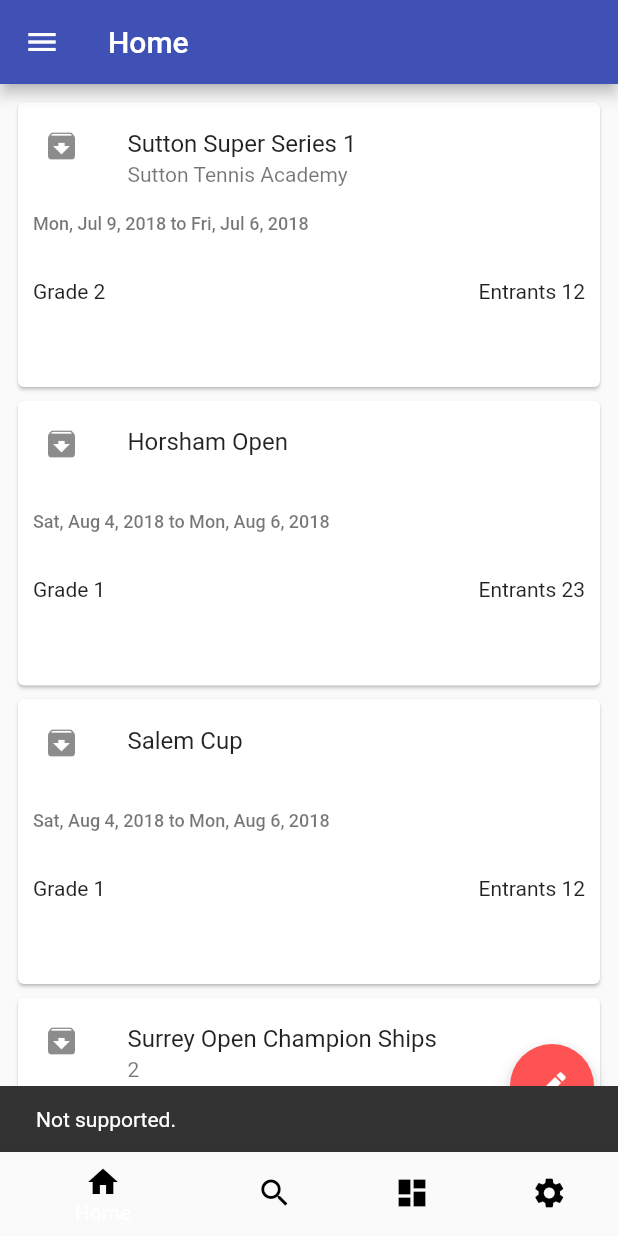
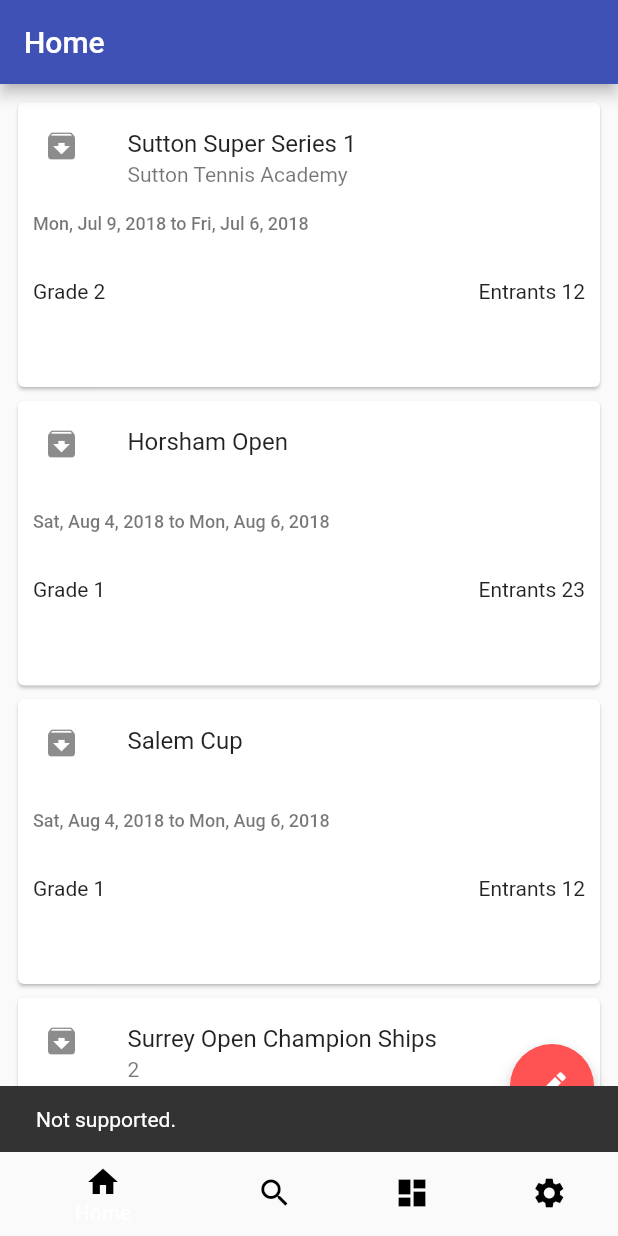
Before and after one commit to abdulbaruwa/tennisai, a Flutter app: the screen it shows after launch, after a tap on the "edit" icon, on a phone screen of 412 x 824 dp. Run offline on Flutter 3.47's test engine with Material 2 defaults, Android fonts, the phone set to English and light mode, and no system bars; Roboto replaces fonts that are missing (Raleway).

Commit message:
Move appbar to be child of each individual tabitem - that way appbar can be specialized for a view

```diff
--- a/lib/main.dart
+++ b/lib/main.dart
@@ -89,16 +89,16 @@ class TabsState extends State<Tabs> {
   @override
   Widget build(BuildContext buildcontext) => new Scaffold(
       //App Bar
-      appBar: new AppBar(
-        title: new Text(
-          _title_app,
-          style: new TextStyle(
-            fontSize:
-                Theme.of(context).platform == TargetPlatform.iOS ? 17.0 : 20.0,
-          ),
-        ),
-        elevation: Theme.of(context).platform == TargetPlatform.iOS ? 0.0 : 4.0,
-      ),
+      // appBar: new AppBar(
+      //   title: new Text(
+      //     _title_app,
+      //     style: new TextStyle(
+      //       fontSize:
+      //           Theme.of(context).platform == TargetPlatform.iOS ? 17.0 : 20.0,
+      //     ),
+      //   ),
+      //   elevation: Theme.of(context).platform == TargetPlatform.iOS ? 0.0 : 4.0,
+      // ),
       body: new PageView(
         controller: _tabController,
         onPageChanged: onTabChanged,
--- /dev/null
+++ b/lib/pages/tournamentSearch.dart
@@ -0,0 +1,19 @@
+import 'package:flutter/material.dart';
+import '../models/tournament.dart';
+
+class TournamentSearch extends StatelessWidget{
+  const TournamentSearch({Key key}) : super(key: key);
+
+  @override
+  Widget build(BuildContext context){
+
+     final ThemeData themedata = Theme.of(context);
+    return  new Scrollbar(
+              child: new ListView(
+            padding: new EdgeInsets.symmetric(vertical: 4.0),
+            children: [new Text('Hellp')],
+          ));
+     //return new ListView(children: <Widget>[new Text('Tournament Search')]);
+
+  }
+}
--- a/lib/tabs/dashboard.dart
+++ b/lib/tabs/dashboard.dart
@@ -1,14 +1,32 @@
 import 'package:flutter/material.dart';
 
+final ThemeData _kTheme = new ThemeData(
+  brightness: Brightness.light,
+  primarySwatch: Colors.indigo,
+  accentColor: Colors.redAccent,
+);
+
 class Dashboard extends StatelessWidget {
+  static final GlobalKey<ScaffoldState> _scaffoldKey =
+      new GlobalKey<ScaffoldState>();
   @override
-  Widget build(BuildContext context) => new Container(
-        child: new Column(
-            crossAxisAlignment: CrossAxisAlignment.center,
-            mainAxisAlignment: MainAxisAlignment.spaceEvenly,
-            children: <Widget>[
-              new Icon(Icons.shopping_basket, size: 150.0, color: Colors.black12),
-              new Text('Basket')
-            ]),
-      );
+  Widget build(BuildContext context) {
+    return new Theme(
+        data: _kTheme.copyWith(platform: Theme.of(context).platform),
+        child: new Scaffold(
+            appBar: new AppBar(
+              title: new Text(
+                'Tournament',
+                style: new TextStyle(
+                  fontSize: Theme.of(context).platform == TargetPlatform.iOS
+                      ? 17.0
+                      : 20.0,
+                ),
+              ),
+              elevation:
+                  Theme.of(context).platform == TargetPlatform.iOS ? 0.0 : 4.0,
+            ),
+            key: _scaffoldKey,
+            body: new Text('Basket')));
+  }
 }
--- a/lib/tabs/home.dart
+++ b/lib/tabs/home.dart
@@ -84,6 +84,16 @@ class _TournamentGridPageState extends State<TournamentGridPage> {
     return new Theme(
         data: _kTheme.copyWith(platform: Theme.of(context).platform),
         child: new Scaffold(
+                appBar: new AppBar(
+        title: new Text(
+          'Home',
+          style: new TextStyle(
+            fontSize:
+                Theme.of(context).platform == TargetPlatform.iOS ? 17.0 : 20.0,
+          ),
+        ),
+        elevation: Theme.of(context).platform == TargetPlatform.iOS ? 0.0 : 4.0,
+      ),
           key: scaffoldKey,
           floatingActionButton: new FloatingActionButton(
             child: const Icon(Icons.edit),
--- a/lib/tabs/search.dart
+++ b/lib/tabs/search.dart
@@ -1,4 +1,12 @@
 import 'package:flutter/material.dart';
+import '../pages/tournamentSearch.dart';
+import '../models/enums.dart' as _enums;
+
+final ThemeData _kTheme = new ThemeData(
+  brightness: Brightness.light,
+  primarySwatch: Colors.indigo,
+  accentColor: Colors.redAccent,
+);
 
 class SearchTab extends StatefulWidget{
   SearchTab ({Key key}) : super(key: key);
@@ -10,14 +18,23 @@ class SearchTabState extends State<SearchTab> {
     static final GlobalKey<ScaffoldState> _scaffoldKey =
       new GlobalKey<ScaffoldState>();
   @override
-  Widget build(BuildContext context) => new Container(
-          child: new Column(
-        crossAxisAlignment: CrossAxisAlignment.center,
-        mainAxisAlignment: MainAxisAlignment.spaceEvenly,
-        children: <Widget>[
-          new Icon(Icons.search, size: 150.0, color: Colors.black12),
-          new Text('Search tab content')
-        ],
-      )
-      );
+  Widget build(BuildContext context) {
+    return new Theme(
+        data: _kTheme.copyWith(platform: Theme.of(context).platform),
+
+        child: new Scaffold(
+                appBar: new AppBar(
+        title: new Text(
+          'Tournament',
+          style: new TextStyle(
+            fontSize:
+                Theme.of(context).platform == TargetPlatform.iOS ? 17.0 : 20.0,
+          ),
+        ),
+        elevation: Theme.of(context).platform == TargetPlatform.iOS ? 0.0 : 4.0,
+      ),
+            key: _scaffoldKey,
+            body: new TournamentSearch()
+            ));
+  }
 }
--- a/lib/tabs/settings.dart
+++ b/lib/tabs/settings.dart
@@ -29,6 +29,16 @@ class SettingsTabState extends State<SettingsTab> {
     return new Theme(
         data: _kTheme.copyWith(platform: Theme.of(context).platform),
         child: new Scaffold(
+                appBar: new AppBar(
+        title: new Text(
+          'Profile',
+          style: new TextStyle(
+            fontSize:
+                Theme.of(context).platform == TargetPlatform.iOS ? 17.0 : 20.0,
+          ),
+        ),
+        elevation: Theme.of(context).platform == TargetPlatform.iOS ? 0.0 : 4.0,
+      ),
             key: scaffoldKey,
             floatingActionButton: new FloatingActionButton(
               child: const Icon(Icons.edit),
```
